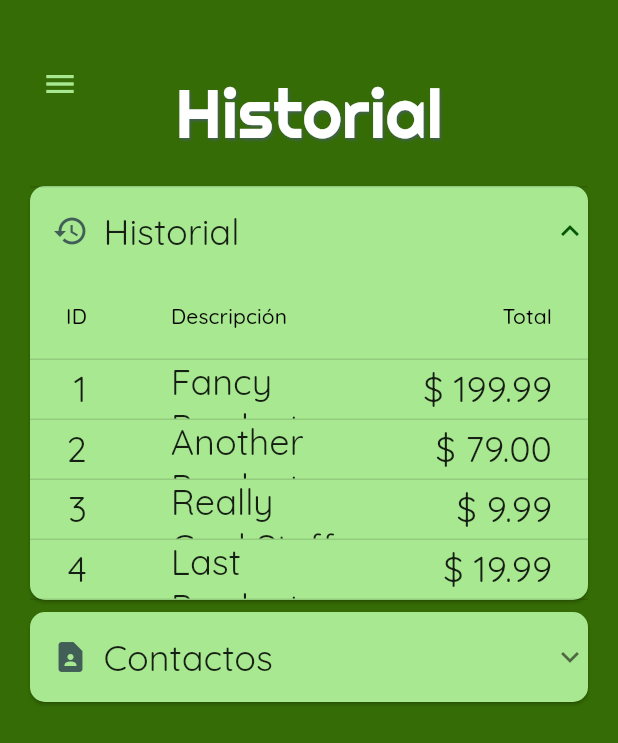
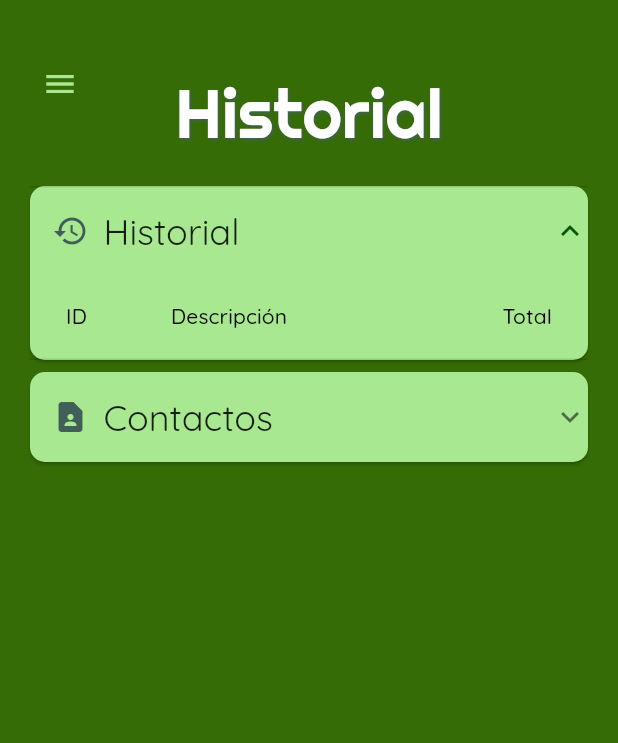
Before and after one commit to valeferreiraan/ProyectoFinal, a Flutter app: the HistorialPage screen opened directly, after a tap on "Historial", on a phone screen of 412 x 824 dp. Shown: the top 743 px of the screen. Run offline on Flutter 3.47's test engine with Material 2 defaults, Android fonts, the light colour scheme and no system bars; our stand-ins replace badges, email_validator, firebase_core, firebase_database, flex_color_scheme, get and 3 more; missing offline and left inert: dart:html, dart:js; accounts and stored records are empty.

Commit message:
Cambios controladores e historial

```diff
--- a/lib/ui/database/database.dart
+++ b/lib/ui/database/database.dart
@@ -53,12 +53,12 @@ class Cotizacion {
 }
 
 class CotiData {
-  Vendedor? vendedor;
-  Cliente? cliente;
+  String? vendedor;
+  String? cliente;
   late Map<Producto, int> productos;
   double precioTotal = 0;
 
-  CotiData(this.vendedor, this.cliente, this.productos);
+  CotiData(this.vendedor, this.cliente, this.productos, double precio);
 
   CotiData.fromJson(Map<dynamic, dynamic> json) {
     vendedor = json["vendedor"];
@@ -179,8 +179,8 @@ class ClientData {
   late String ciudad;
   late String vendedor;
 
-  ClientData(this.nombre, this.apellido, this.telefono, this.email, this.nitEmpresa,
-      this.empresa, this.ciudad, this.vendedor);
+  ClientData(this.nombre, this.apellido, this.telefono, this.email,
+      this.nitEmpresa, this.empresa, this.ciudad, this.vendedor);
 
   ClientData.fromJson(Map<dynamic, dynamic> json) {
     nombre = json["nombre"];
--- a/lib/ui/pages/historial.dart
+++ b/lib/ui/pages/historial.dart
@@ -22,6 +22,7 @@ class _HistorialPageState extends State<HistorialPage> {
   @override
   void initState() {
     super.initState();
+    dbController.getCotis();
 
     if (dbController.clientes.isEmpty) {
       dbController.getClients();
@@ -178,41 +179,25 @@ class _HistorialPageState extends State<HistorialPage> {
                                           label: Text('Total'), numeric: true),
                                     ],
                                     rows: [
+                                      for (int i = 0;
+                                          i < dbController.cotizaciones.length;
+                                          i++)
                                         DataRow(
                                           cells: [
-                                          DataCell(Text('1',
-                                              textAlign: TextAlign.right)),
-                                          DataCell(Text('Fancy Product')),
-                                          DataCell(Text(r'$ 199.99',
-                                              textAlign: TextAlign.right)),
-                                        ],
+                                            DataCell(
+                                              Text('$i',
+                                                  textAlign: TextAlign.right),
                                             ),
-                                      DataRow(
-                                        cells: [
-                                          DataCell(Text('2',
-                                              textAlign: TextAlign.right)),
-                                          DataCell(Text('Another Product')),
-                                          DataCell(Text(r'$ 79.00',
-                                              textAlign: TextAlign.right)),
-                                        ],
+                                            DataCell(
+                                              Text(
+                                                  '${dbController.cotizaciones[i].cotiData!.productos} ',
+                                                  textAlign: TextAlign.right),
                                             ),
-                                      DataRow(
-                                        cells: [
-                                          DataCell(Text('3',
-                                              textAlign: TextAlign.right)),
-                                          DataCell(Text('Really Cool Stuff')),
-                                          DataCell(Text(r'$ 9.99',
-                                              textAlign: TextAlign.right)),
-                                        ],
+                                            DataCell(
+                                              Text(
+                                                  '${dbController.cotizaciones[i].cotiData!.precioTotal} ',
+                                                  textAlign: TextAlign.right),
                                             ),
-                                      DataRow(
-                                        cells: [
-                                          DataCell(Text('4',
-                                              textAlign: TextAlign.right)),
-                                          DataCell(
-                                              Text('Last Product goes here')),
-                                          DataCell(Text(r'$ 19.99',
-                                              textAlign: TextAlign.right)),
                                           ],
                                         ),
                                     ],
@@ -244,7 +229,11 @@ class _HistorialPageState extends State<HistorialPage> {
                                   ),
                                 ),
                                 children: [
-                                  for (int i=0; i<dbController.clientes.length; i++) Text('${dbController.clientes[i].clientData!.nombre} ${dbController.clientes[i].clientData!.apellido}')
+                                  for (int i = 0;
+                                      i < dbController.clientes.length;
+                                      i++)
+                                    Text(
+                                        '${dbController.clientes[i].clientData!.nombre} ${dbController.clientes[i].clientData!.apellido}')
                                 ],
                               ),
                             ),
```
Also changed, not shown: lib/ui/controllers/cotizacion_controler.dart (+13 -7 lines), lib/ui/controllers/database_controller.dart (+10 -2 lines), lib/ui/pages/cotizacion.dart (+31 -65 lines), lib/ui/pages/prueba_database.dart (+48 -23 lines), 1 other file. Lines whose indentation alone changed are shown as unchanged.
